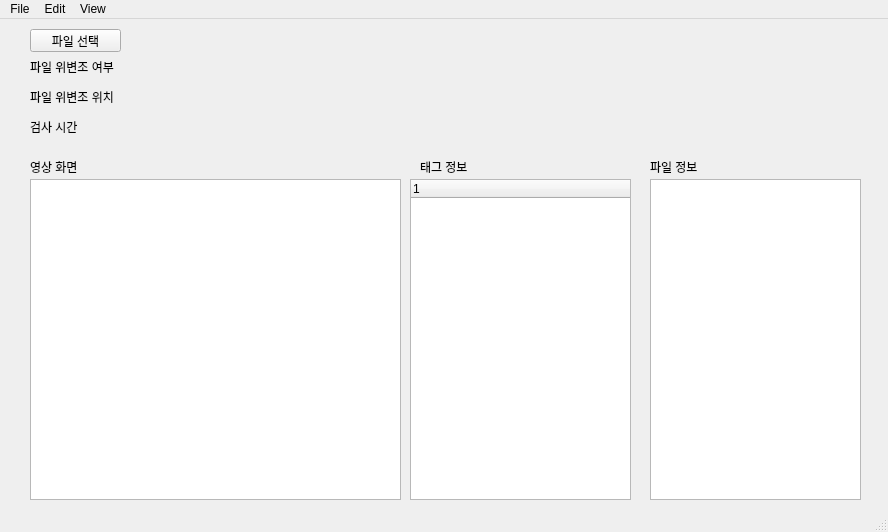
First picture: the form in main.ui, repository jamemanionda/2023_skku_medical, before the edit.
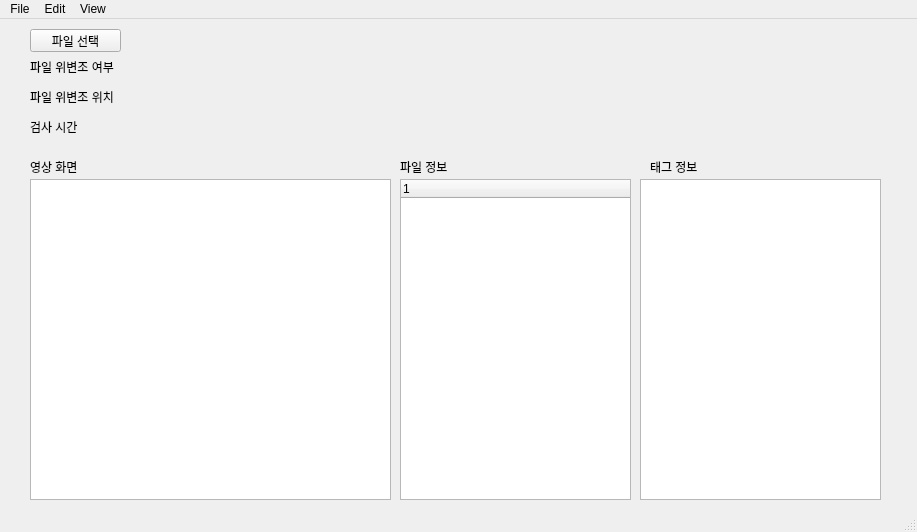
Second picture: the form after the edit.

```diff
--- a/main.ui
+++ b/main.ui
@@ -6,7 +6,7 @@
    <rect>
     <x>0</x>
     <y>0</y>
-    <width>888</width>
+    <width>917</width>
     <height>532</height>
    </rect>
   </property>
@@ -58,7 +58,7 @@
      <rect>
       <x>30</x>
       <y>160</y>
-      <width>371</width>
+      <width>361</width>
       <height>321</height>
      </rect>
     </property>
@@ -86,17 +86,7 @@
      </rect>
     </property>
     <property name="text">
-     <string>파일 정보</string>
-    </property>
-   </widget>
-   <widget class="QTextBrowser" name="dicomTags">
-    <property name="geometry">
-     <rect>
-      <x>650</x>
-      <y>160</y>
-      <width>211</width>
-      <height>321</height>
-     </rect>
+     <string>태그 정보</string>
     </property>
    </widget>
    <widget class="QPushButton" name="fileSelect">
@@ -121,14 +111,14 @@
    <widget class="QLabel" name="label_6">
     <property name="geometry">
      <rect>
-      <x>420</x>
+      <x>400</x>
       <y>140</y>
       <width>61</width>
       <height>16</height>
      </rect>
     </property>
     <property name="text">
-     <string>태그 정보</string>
+     <string>파일 정보</string>
     </property>
    </widget>
    <widget class="QLabel" name="file_isForgery_text">
@@ -173,9 +163,9 @@
    <widget class="QTreeWidget" name="treeWidget">
     <property name="geometry">
      <rect>
-      <x>410</x>
+      <x>400</x>
       <y>160</y>
-      <width>221</width>
+      <width>231</width>
       <height>321</height>
      </rect>
     </property>
@@ -188,13 +178,28 @@
      </property>
     </column>
    </widget>
+   <widget class="QTableWidget" name="tableWidget">
+    <property name="geometry">
+     <rect>
+      <x>640</x>
+      <y>160</y>
+      <width>241</width>
+      <height>321</height>
+     </rect>
+    </property>
+    <property name="font">
+     <font>
+      <pointsize>7</pointsize>
+     </font>
+    </property>
+   </widget>
   </widget>
   <widget class="QMenuBar" name="menubar">
    <property name="geometry">
     <rect>
      <x>0</x>
      <y>0</y>
-     <width>888</width>
+     <width>917</width>
      <height>21</height>
     </rect>
    </property>
```
